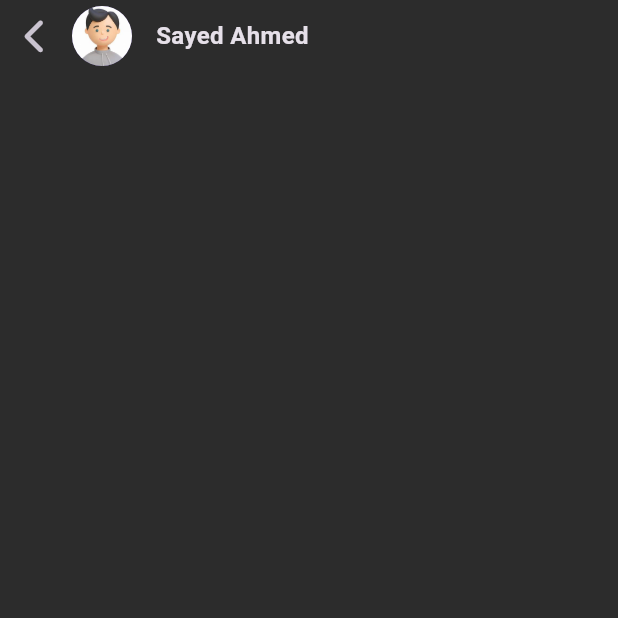
After one commit to Yusif-Mohey/chating_appp, a Flutter app: the screen it shows after launch, after a tap on "Sayed Ahmed", on a phone screen of 412 x 824 dp, the top half of it. The commit adds this screen. Run offline on Flutter 3.47's test engine with Material 3 defaults, Android fonts, the phone set to English and light mode, and no system bars; our stand-ins replace font_awesome_flutter, go_router.

Commit message:
carete chat view && the custom caht appbar

```diff
--- a/lib/core/utils/constant/app_routers.dart
+++ b/lib/core/utils/constant/app_routers.dart
@@ -1,18 +1,19 @@
+import 'package:chating_app/feature/chat/presentation/view/screen/chat_view.dart';
 import 'package:chating_app/feature/home/presentation/view/screen/home_view.dart';
 import 'package:go_router/go_router.dart';
 
 abstract class AppRouters {
-  static const kSearchView = '/SearchView';
+  static const kChatView = '/kChatView';
   static final router = GoRouter(
     routes: [
       GoRoute(
         path: '/',
         builder: (context, state) => const HomeView(),
       ),
-      // GoRoute(
-      //   path: kSearchView,
-      //   builder: (context, state) => const SearchView(),
-      // ),
+      GoRoute(
+        path: kChatView,
+        builder: (context, state) => const ChatView(),
+      ),
       // GoRoute(
       //   path: kHomeView,
       //   builder: (context, state) => const HomeView(),
--- /dev/null
+++ b/lib/feature/chat/presentation/view/screen/chat_view.dart
@@ -0,0 +1,14 @@
+import 'package:chating_app/feature/chat/presentation/view/widget/chat_view_body.dart';
+import 'package:flutter/material.dart';
+
+class ChatView extends StatelessWidget {
+  const ChatView({super.key});
+
+  @override
+  Widget build(BuildContext context) {
+    return const SafeArea(
+        child: Scaffold(
+      body: ChatViewBody(),
+    ));
+  }
+}
--- /dev/null
+++ b/lib/feature/chat/presentation/view/widget/chat_view_body.dart
@@ -0,0 +1,15 @@
+import 'package:chating_app/feature/chat/presentation/view/widget/constant_chat_widgets/custom_chat_app_bar.dart';
+import 'package:flutter/material.dart';
+
+class ChatViewBody extends StatelessWidget {
+  const ChatViewBody({super.key});
+
+  @override
+  Widget build(BuildContext context) {
+    return const Column(
+      children: [
+        CustomChatAppBar(),
+      ],
+    );
+  }
+}
--- /dev/null
+++ b/lib/feature/chat/presentation/view/widget/constant_chat_widgets/custom_chat_app_bar.dart
@@ -0,0 +1,33 @@
+import 'package:chating_app/core/utils/constant/assets.dart';
+import 'package:chating_app/core/utils/constant/styles.dart';
+import 'package:flutter/material.dart';
+import 'package:font_awesome_flutter/font_awesome_flutter.dart';
+import 'package:go_router/go_router.dart';
+
+class CustomChatAppBar extends StatelessWidget {
+  const CustomChatAppBar({super.key});
+
+  @override
+  Widget build(BuildContext context) {
+    return Row(
+      children: [
+        IconButton(
+          onPressed: () {
+            GoRouter.of(context).pop;
+          },
+          icon: const Icon(FontAwesomeIcons.chevronLeft),
+        ),
+        const CircleAvatar(
+          backgroundImage: AssetImage(
+            AppImages.testingImage,
+          ),
+        ),
+        const SizedBox(width: 16),
+        const Text(
+          'Sayed Ahmed',
+          style: Styles.textStyle16,
+        ),
+      ],
+    );
+  }
+}
--- /dev/null
+++ b/lib/feature/chat/presentation/view/widget/constant_chat_widgets/sending_messages.dart
@@ -0,0 +1,10 @@
+import 'package:flutter/material.dart';
+
+class SendingMessages extends StatelessWidget {
+  const SendingMessages({super.key});
+
+  @override
+  Widget build(BuildContext context) {
+    return const Placeholder();
+  }
+}
--- a/lib/feature/home/presentation/view/screen/home_view.dart
+++ b/lib/feature/home/presentation/view/screen/home_view.dart
@@ -1,4 +1,4 @@
-import 'package:chating_app/feature/home/presentation/view/widget/homr_view_body.dart';
+import 'package:chating_app/feature/home/presentation/view/widget/home_view_body.dart';
 import 'package:flutter/material.dart';
 
 class HomeView extends StatelessWidget {
@@ -8,7 +8,7 @@ class HomeView extends StatelessWidget {
   Widget build(BuildContext context) {
     return const SafeArea(
       child: Scaffold(
-        body: HomrViewBody(),
+        body: HomeViewBody(),
       ),
     );
   }
--- a/lib/feature/home/presentation/view/widget/chats_section/chat_item.dart
+++ b/lib/feature/home/presentation/view/widget/chats_section/chat_item.dart
@@ -1,12 +1,18 @@
+import 'package:chating_app/core/utils/constant/app_routers.dart';
 import 'package:chating_app/core/utils/constant/assets.dart';
 import 'package:flutter/material.dart';
+import 'package:go_router/go_router.dart';
 
 class ChatItem extends StatelessWidget {
   const ChatItem({super.key});
 
   @override
   Widget build(BuildContext context) {
-    return const ListTile(
+    return GestureDetector(
+      onTap: () {
+        GoRouter.of(context).push(AppRouters.kChatView);
+      },
+      child: const ListTile(
         leading: CircleAvatar(
           radius: 32.0,
           backgroundImage: AssetImage(
@@ -19,6 +25,7 @@ class ChatItem extends StatelessWidget {
           overflow: TextOverflow.ellipsis,
         ),
         trailing: Text('Sun'),
+      ),
     );
   }
 }
--- a/lib/feature/home/presentation/view/widget/homr_view_body.dart
+++ b/lib/feature/home/presentation/view/widget/home_view_body.dart
@@ -3,8 +3,8 @@ import 'package:chating_app/feature/home/presentation/view/widget/chats_section/
 import 'package:chating_app/feature/home/presentation/view/widget/favourite_section/favourite_list.dart';
 import 'package:flutter/material.dart';
 
-class HomrViewBody extends StatelessWidget {
-  const HomrViewBody({super.key});
+class HomeViewBody extends StatelessWidget {
+  const HomeViewBody({super.key});
 
   @override
   Widget build(BuildContext context) {
```
Lines whose indentation alone changed are shown as unchanged.
